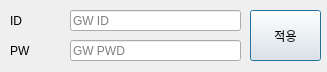
ks00141/ks00141, file userset.ui: the form before one commit.
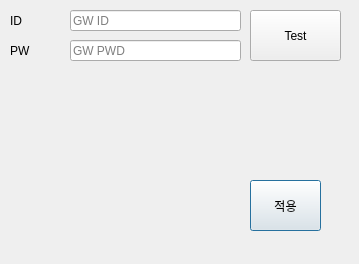
The form after the commit.

```diff
--- a/userset.ui
+++ b/userset.ui
@@ -6,8 +6,8 @@
    <rect>
     <x>0</x>
     <y>0</y>
-    <width>327</width>
-    <height>72</height>
+    <width>359</width>
+    <height>264</height>
    </rect>
   </property>
   <property name="windowTitle">
@@ -69,7 +69,7 @@
    <property name="geometry">
     <rect>
      <x>250</x>
-     <y>10</y>
+     <y>180</y>
      <width>71</width>
      <height>51</height>
     </rect>
@@ -78,6 +78,19 @@
     <string>적용</string>
    </property>
   </widget>
+  <widget class="QPushButton" name="connection_test_btn">
+   <property name="geometry">
+    <rect>
+     <x>250</x>
+     <y>10</y>
+     <width>91</width>
+     <height>51</height>
+    </rect>
+   </property>
+   <property name="text">
+    <string>Test</string>
+   </property>
+  </widget>
  </widget>
  <resources/>
  <connections/>
```
Left out of the diff: 3 changed lines with no effect on the pictures.
